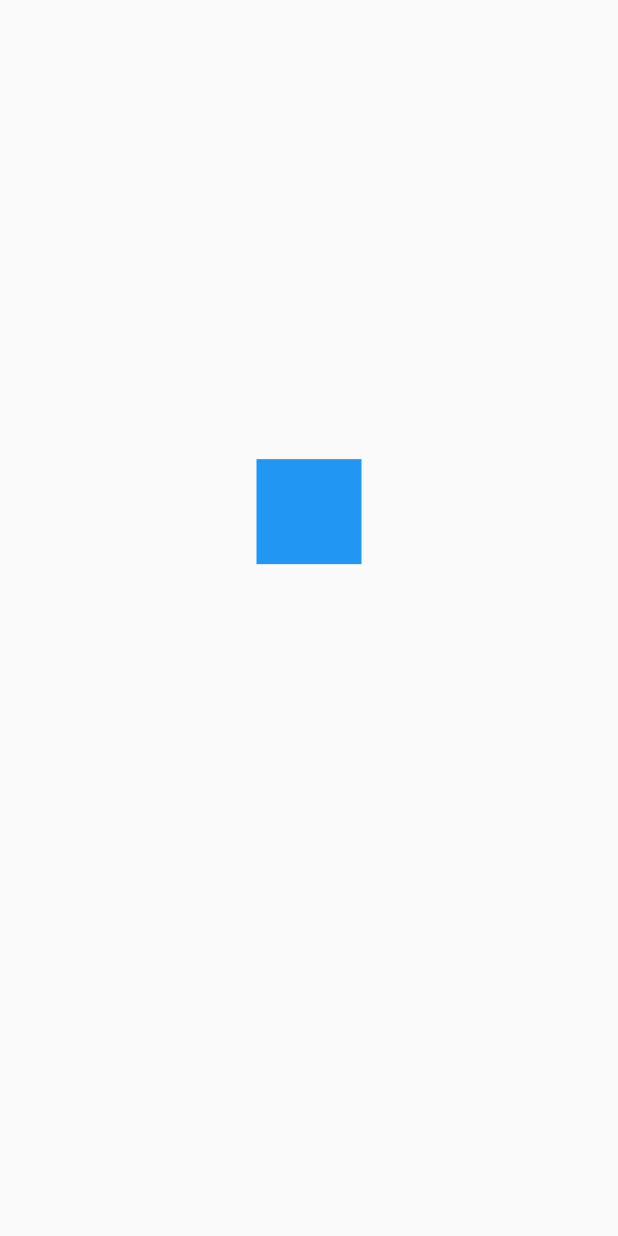
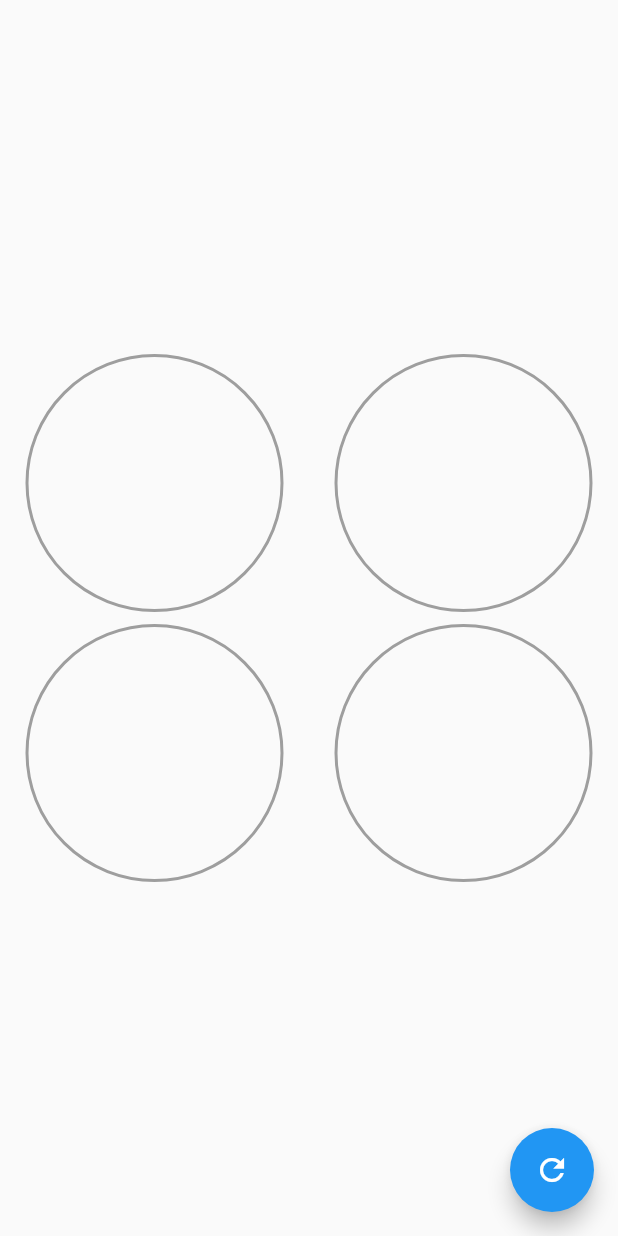
Before and after one commit to e-melara/diseno_app, a Flutter app: the screen it shows after launch, on a phone screen of 412 x 824 dp. Run offline on Flutter 3.47's test engine with Material 2 defaults, Android fonts, the phone set to English and light mode, and no system bars.

Commit message:
CircularProgressBar

```diff
--- a/lib/main.dart
+++ b/lib/main.dart
@@ -1,6 +1,8 @@
 // import 'package:diseno_app/src/pages/animaciones_page.dart';
-import 'package:diseno_app/src/retos/animation_page_cuadrado.dart';
+// import 'package:diseno_app/src/retos/animation_page_cuadrado.dart';
 // import 'package:diseno_app/src/pages/header.dart';
+// import 'package:diseno_app/src/labs/circula_progress.dart';
+import 'package:diseno_app/src/pages/graficas_circular.dart';
 import 'package:flutter/material.dart';
 
 void main() => runApp(MyApp());
@@ -11,7 +13,7 @@ class MyApp extends StatelessWidget {
     return MaterialApp(
       debugShowCheckedModeBanner: false,
       title: 'Diseño app',
-      home: AnimacionCuadroPage(),
+      home: GraficaCircularPage(),
     );
   }
 }
--- /dev/null
+++ b/lib/src/pages/graficas_circular.dart
@@ -0,0 +1,93 @@
+import 'package:diseno_app/src/widgets/radial_progress.dart';
+import 'package:flutter/material.dart';
+
+class GraficaCircularPage extends StatefulWidget {
+  GraficaCircularPage({Key key}) : super(key: key);
+
+  @override
+  _GraficaCircularPageState createState() => _GraficaCircularPageState();
+}
+
+class _GraficaCircularPageState extends State<GraficaCircularPage> {
+  double _porcentaje = 0.0;
+
+  @override
+  Widget build(BuildContext context) {
+    return Scaffold(
+      floatingActionButton: FloatingActionButton(
+        onPressed: () {
+          _porcentaje += 10;
+          if (_porcentaje > 100) {
+            _porcentaje = 0;
+          }
+
+          setState(() {});
+        },
+        child: Icon(Icons.refresh),
+      ),
+      body: Column(
+        mainAxisAlignment: MainAxisAlignment.center,
+        children: [
+          Row(
+            mainAxisAlignment: MainAxisAlignment.spaceAround,
+            children: [
+              CustomPainterContainer(
+                porcentaje: _porcentaje,
+                colorPrimario: Colors.red,
+                strokeWith: 2,
+              ),
+              CustomPainterContainer(
+                porcentaje: _porcentaje,
+                colorPrimario: Colors.pinkAccent,
+                strokeWith: 2,
+              ),
+            ],
+          ),
+          Row(
+            mainAxisAlignment: MainAxisAlignment.spaceAround,
+            children: [
+              CustomPainterContainer(
+                porcentaje: _porcentaje,
+                colorPrimario: Colors.orange,
+                strokeWith: 2,
+              ),
+              CustomPainterContainer(
+                porcentaje: _porcentaje,
+                strokeWith: 2,
+              ),
+            ],
+          ),
+        ],
+      ),
+    );
+  }
+}
+
+class CustomPainterContainer extends StatelessWidget {
+  final double porcentaje;
+  final double strokeWith;
+  final Color colorPrimario;
+  final Color colorSecundario;
+
+  const CustomPainterContainer({
+    @required this.porcentaje,
+    this.colorPrimario = Colors.purple,
+    this.colorSecundario = Colors.grey,
+    this.strokeWith = 10.0,
+  });
+
+  @override
+  Widget build(BuildContext context) {
+    return Container(
+      padding: EdgeInsets.all(5.0),
+      width: 180.0,
+      height: 180.0,
+      child: RadialProgress(
+        porcentaje: porcentaje,
+        colorPrimario: this.colorPrimario,
+        colorSecundario: this.colorSecundario,
+        strokeWith: this.strokeWith,
+      ),
+    );
+  }
+}
--- /dev/null
+++ b/lib/src/widgets/radial_progress.dart
@@ -0,0 +1,109 @@
+import 'dart:math' as Math;
+import 'package:flutter/material.dart';
+
+class RadialProgress extends StatefulWidget {
+  final double porcentaje;
+  final double strokeWith;
+  final Color colorPrimario;
+  final Color colorSecundario;
+
+  RadialProgress({
+    @required this.porcentaje,
+    @required this.colorPrimario,
+    @required this.colorSecundario,
+    @required this.strokeWith,
+  });
+
+  @override
+  _RadialProgressState createState() => _RadialProgressState();
+}
+
+class _RadialProgressState extends State<RadialProgress>
+    with SingleTickerProviderStateMixin {
+  double porcentajeAnterior;
+  AnimationController controller;
+
+  @override
+  void initState() {
+    porcentajeAnterior = widget.porcentaje;
+    controller = AnimationController(
+      vsync: this,
+      duration: Duration(milliseconds: 200),
+    );
+    super.initState();
+  }
+
+  @override
+  void dispose() {
+    controller.dispose();
+    super.dispose();
+  }
+
+  @override
+  Widget build(BuildContext context) {
+    controller.forward(from: 0.0);
+    final double diferencia = widget.porcentaje - porcentajeAnterior;
+    porcentajeAnterior = widget.porcentaje;
+    return AnimatedBuilder(
+      animation: controller,
+      builder: (BuildContext context, Widget child) {
+        return Container(
+          child: CustomPaint(
+            painter: _MiRadialProgress(
+              porcentaje: ((widget.porcentaje - diferencia) +
+                  (diferencia * controller.value)),
+              colorPrimario: widget.colorPrimario,
+              colorSecundario: widget.colorSecundario,
+              strokeWith: widget.strokeWith,
+            ),
+          ),
+        );
+      },
+    );
+  }
+}
+
+class _MiRadialProgress extends CustomPainter {
+  final double porcentaje;
+  final double strokeWith;
+  final Color colorPrimario;
+  final Color colorSecundario;
+
+  _MiRadialProgress({
+    @required this.porcentaje,
+    this.strokeWith,
+    this.colorPrimario,
+    this.colorSecundario,
+  });
+
+  @override
+  void paint(Canvas canvas, Size size) {
+    final paint = Paint()
+      ..strokeWidth = strokeWith
+      ..color = colorSecundario
+      ..style = PaintingStyle.stroke;
+
+    Offset center = Offset(size.width * 0.5, size.height * 0.5);
+    final radio = Math.min(size.width * 0.5, size.height * 0.5);
+
+    canvas.drawCircle(center, radio, paint);
+
+    final paintArco = Paint()
+      ..strokeWidth = 10.0
+      ..color = colorPrimario
+      ..strokeCap = StrokeCap.round
+      ..style = PaintingStyle.stroke;
+    final radiusArc = (Math.pi * 2 * (porcentaje / 100));
+
+    canvas.drawArc(
+      Rect.fromCircle(center: center, radius: radio),
+      -Math.pi * 0.5,
+      radiusArc,
+      false,
+      paintArco,
+    );
+  }
+
+  @override
+  bool shouldRepaint(CustomPainter oldDelegate) => true;
+}
```
Also changed, not shown: lib/src/labs/circula_progress.dart (added, +108 -0 lines).
